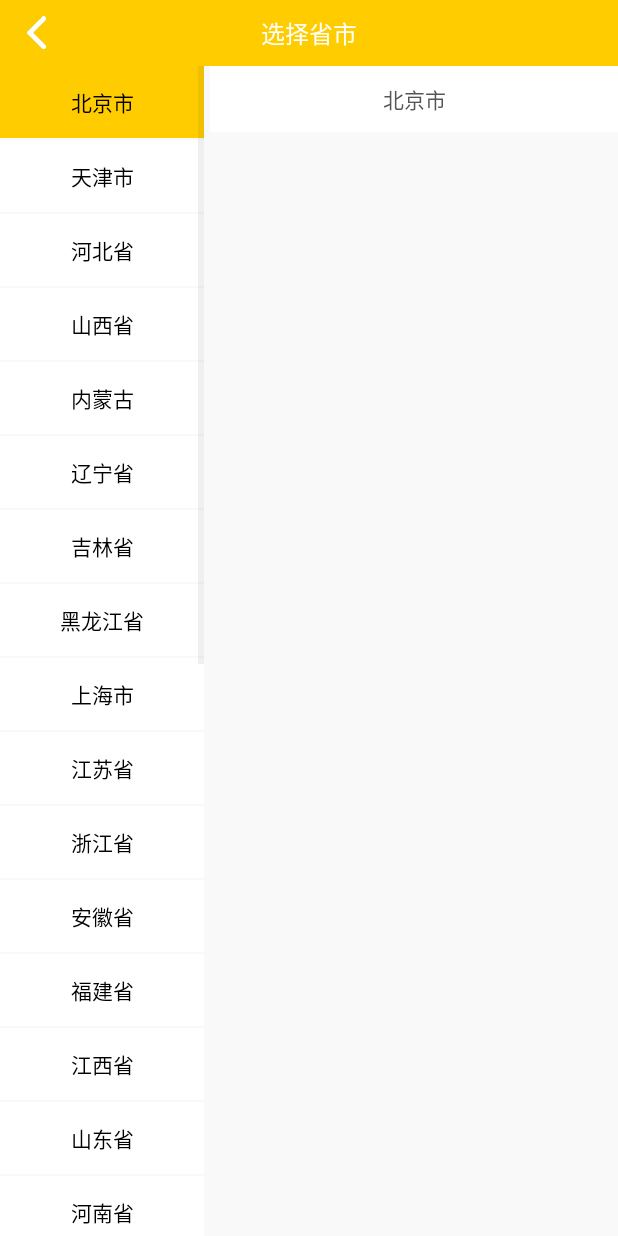
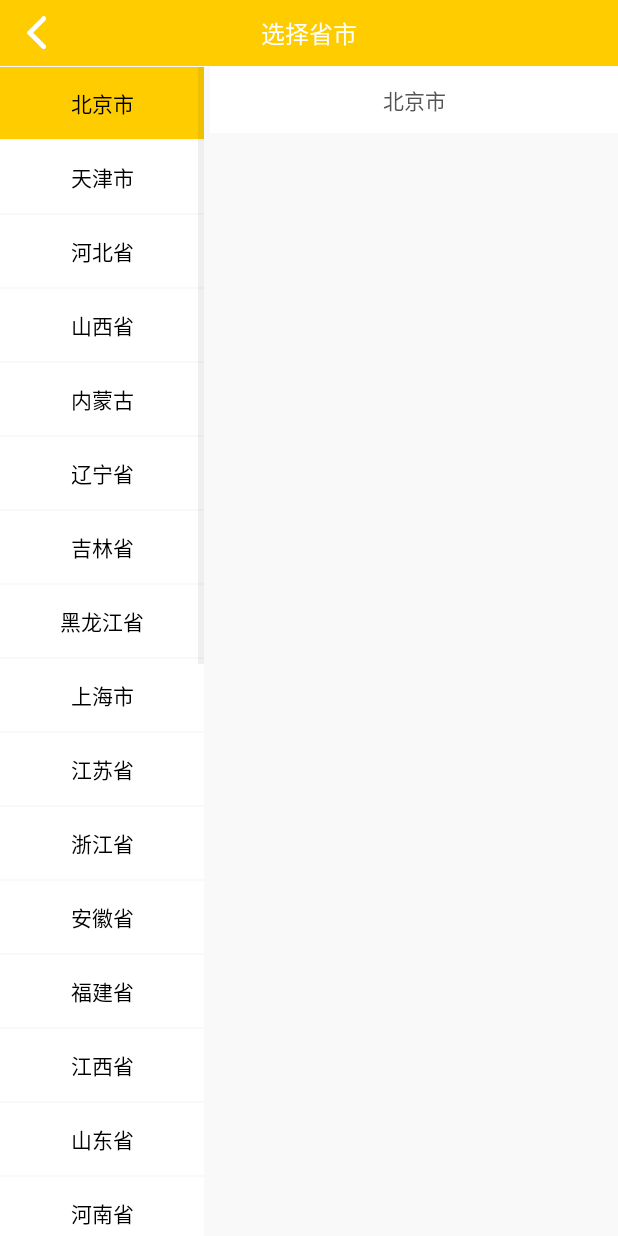
Before and after one commit to cigk/kky_assistant, an Android app: the ChooseCityActivity screen opened directly, with no data from a screen before it, on a phone screen of 412 x 824 dp. Run offline under Robolectric (Android 15) with nearby library versions, the phone set to English and light mode, and no system bars; our stand-ins replace ButterKnife, Timber; libraries missing offline, so code that uses them is left out: com.squareup.leakcanary; pictures from the network do not load.

Commit message:
1. ChooseCityActivity opt

```diff
--- a/app/src/main/res/layout/activity_choose_city.xml
+++ b/app/src/main/res/layout/activity_choose_city.xml
@@ -10,7 +10,8 @@
     <LinearLayout
         android:layout_width="fill_parent"
         android:layout_height="fill_parent"
-        android:orientation="horizontal">
+        android:orientation="horizontal"
+        android:paddingTop="1px">
 
         <ListView
             android:id="@+id/lv_province_list"
```
